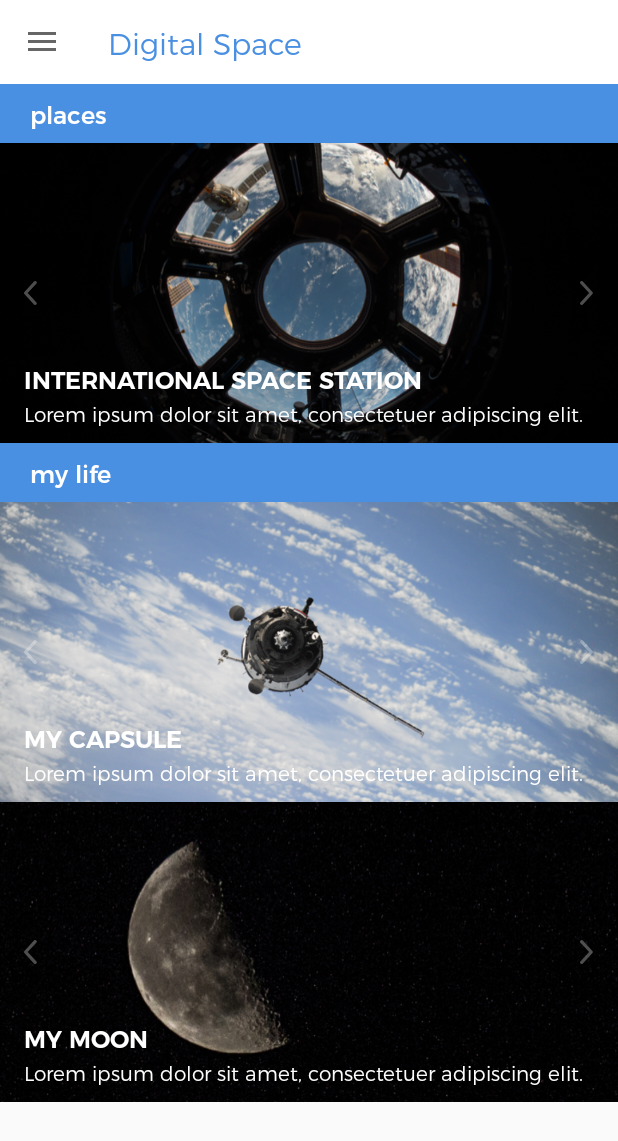
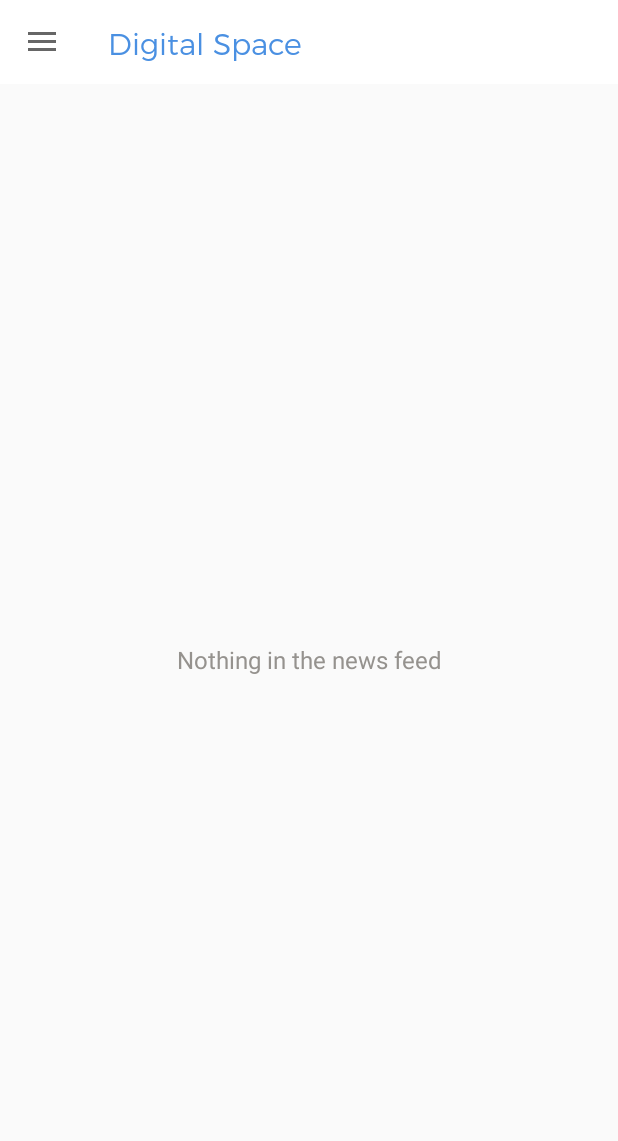
Before and after one commit to CristianeMayara/DigitalSpaceApp, an Android app: the screen it shows after launch (BaseActivity), on a phone screen of 412 x 824 dp. Shown: the top 1141 px of the screen. Run offline under Robolectric (Android 15) with nearby library versions, the phone set to English and light mode, and no system bars.

Commit message:
Treatment for empty article list

```diff
--- a/android/JoyjetApp/app/src/main/java/com/cristiane/joyjetapp/Fragments/CategoryListFragment.java
+++ b/android/JoyjetApp/app/src/main/java/com/cristiane/joyjetapp/Fragments/CategoryListFragment.java
@@ -8,10 +8,14 @@ import android.support.v7.widget.RecyclerView;
 import android.view.LayoutInflater;
 import android.view.View;
 import android.view.ViewGroup;
+import android.widget.TextView;
 
 import com.cristiane.joyjetapp.Activities.BaseActivity;
 import com.cristiane.joyjetapp.Adapters.CategoryListAdapter;
+import com.cristiane.joyjetapp.Model.ArticleTypeItem;
 import com.cristiane.joyjetapp.R;
+
+import java.util.ArrayList;
 
 /**
  * Created by cristiane on 28/06/2018.
@@ -21,8 +25,10 @@ public class CategoryListFragment extends Fragment {
 
     public static final String TAG = CategoryListFragment.class.getSimpleName();
     private RecyclerView rvArticleList;
-    private RecyclerView.Adapter adapter;
+    private CategoryListAdapter adapter;
     private RecyclerView.LayoutManager layoutManager;
+    private TextView tvNoArticles;
+
 
     public static CategoryListFragment newInstance() {
         return new CategoryListFragment();
@@ -44,6 +50,7 @@ public class CategoryListFragment extends Fragment {
 
     private void initComponents(View rootView) {
         layoutManager = new LinearLayoutManager(getContext());
+        tvNoArticles = rootView.findViewById(R.id.tv_no_articles);
         rvArticleList = rootView.findViewById(R.id.rv_category_list);
         rvArticleList.setLayoutManager(layoutManager);
         rvArticleList.setHasFixedSize(true);
@@ -52,8 +59,15 @@ public class CategoryListFragment extends Fragment {
     }
 
     private void updateAdapter() {
-        CategoryListAdapter adapter = new CategoryListAdapter(getContext(), BaseActivity.dataUtil.data);
+        ArrayList<ArticleTypeItem> data = BaseActivity.dataUtil.data;
+
+        adapter = new CategoryListAdapter(getContext(), data);
         rvArticleList.setAdapter(adapter);
         adapter.notifyDataSetChanged();
+
+        if (data == null || data.isEmpty()) {
+            rvArticleList.setVisibility(View.GONE);
+            tvNoArticles.setVisibility(View.VISIBLE);
+        }
     }
 }
--- a/android/JoyjetApp/app/src/main/java/com/cristiane/joyjetapp/Fragments/FavoriteListFragment.java
+++ b/android/JoyjetApp/app/src/main/java/com/cristiane/joyjetapp/Fragments/FavoriteListFragment.java
@@ -66,7 +66,7 @@ public class FavoriteListFragment extends Fragment {
         rvFavoriteList.setAdapter(adapter);
         adapter.notifyDataSetChanged();
 
-        if (data.isEmpty()) {
+        if (data == null || data.isEmpty()) {
             rvFavoriteList.setVisibility(View.GONE);
             tvNoFavorites.setVisibility(View.VISIBLE);
         }
--- a/android/JoyjetApp/app/src/main/java/com/cristiane/joyjetapp/Util/DataUtil.java
+++ b/android/JoyjetApp/app/src/main/java/com/cristiane/joyjetapp/Util/DataUtil.java
@@ -18,7 +18,7 @@ public class DataUtil {
 
     public DataUtil(Context context) {
         this.context = context;
-        this.data = getData();
+        //this.data = getData();
     }
 
     public ArrayList<ArticleTypeItem> getData() {
@@ -39,6 +39,8 @@ public class DataUtil {
     }
 
     public ArrayList<Article> getFavorites() {
+        if (data == null) return null;
+
         ArrayList<ArticleTypeItem> items = data;
         ArrayList<Article> favorites = new ArrayList<>();
 
--- a/android/JoyjetApp/app/src/main/res/layout/fragment_category_list.xml
+++ b/android/JoyjetApp/app/src/main/res/layout/fragment_category_list.xml
@@ -12,4 +12,14 @@
         android:layout_width="match_parent"
         android:layout_height="match_parent"/>
 
+    <TextView
+        android:id="@+id/tv_no_articles"
+        android:layout_width="match_parent"
+        android:layout_height="match_parent"
+        android:gravity="center"
+        android:text="@string/no_articles"
+        android:textColor="@color/colorLightGray"
+        android:textSize="@dimen/no_content_text_size"
+        android:visibility="visible"/>
+
 </LinearLayout>
--- a/android/JoyjetApp/app/src/main/res/values/strings.xml
+++ b/android/JoyjetApp/app/src/main/res/values/strings.xml
@@ -117,5 +117,6 @@
     <string name="successfully_marked">Article marked as a favorite!</string>
     <string name="successfully_removed">Removed from favorites</string>
     <string name="no_favorites">Your favorites will be shown here</string>
+    <string name="no_articles">Nothing in the news feed</string>
 
 </resources>
```
